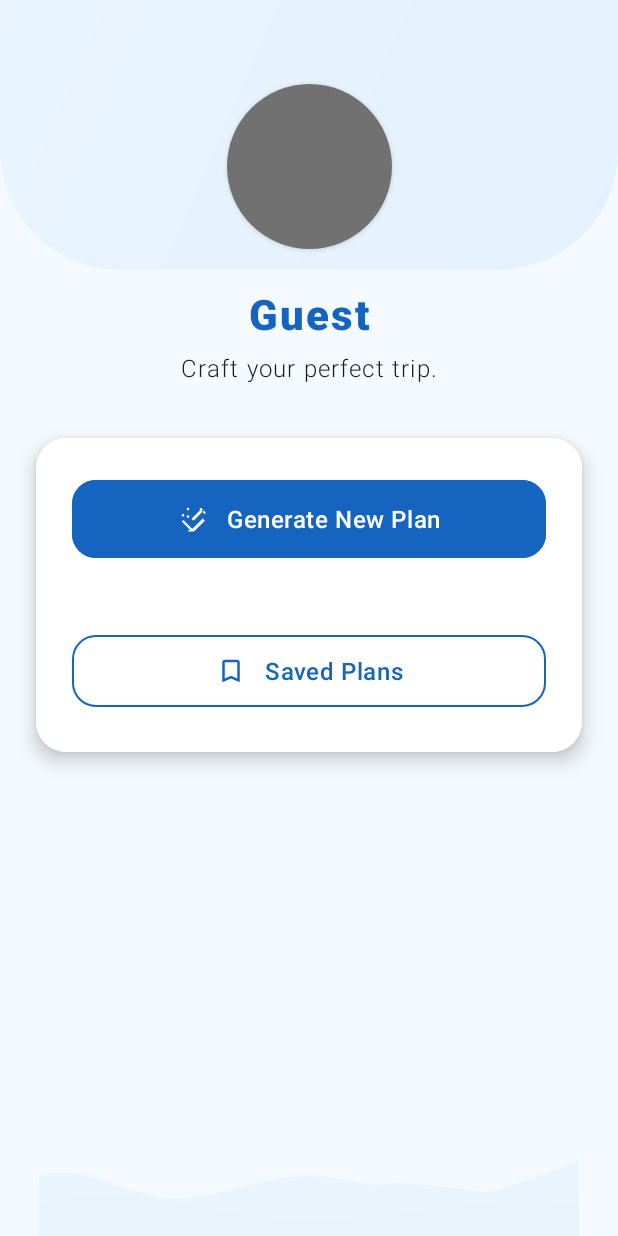
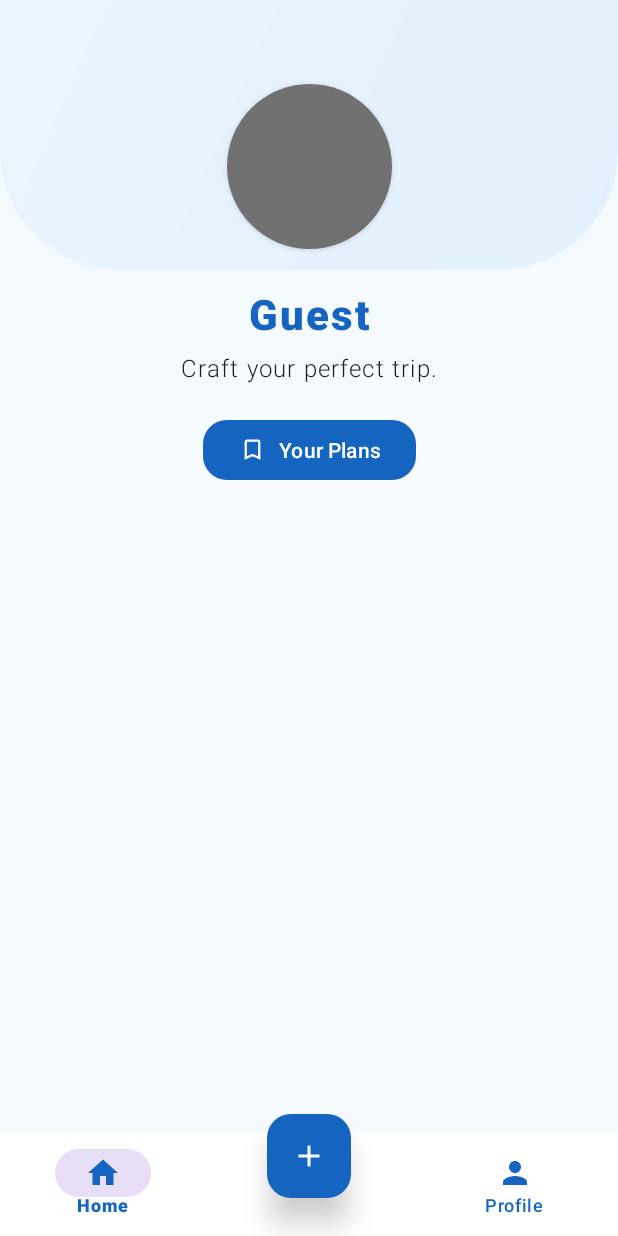
Before and after one commit to HenryHar0/TripCraft, an Android app: the screen it shows after launch once a user with an empty profile is signed in (MainActivity), on a phone screen of 412 x 824 dp. Run offline under Robolectric (Android 15) with nearby library versions, the phone set to English and light mode, and no system bars; our stand-ins replace CircleImageView, Firebase (no records; nobody signed in at launch, a user with empty details on screens opened directly).

Commit message:
changes to activity_main.xml and activity_city.xml

```diff
--- a/app/src/main/java/com/example/tripcraft000/MainActivity.java
+++ b/app/src/main/java/com/example/tripcraft000/MainActivity.java
@@ -3,20 +3,26 @@ package com.example.tripcraft000;
 import android.content.Intent;
 import android.content.SharedPreferences;
 import android.os.Bundle;
+import android.view.MenuItem;
 import android.view.View;
-import android.widget.Button;
 import android.widget.TextView;
+import android.app.ActivityOptions;
+import android.util.Pair;
 
+import androidx.annotation.NonNull;
 import androidx.appcompat.app.AppCompatActivity;
 
+import com.google.android.material.bottomnavigation.BottomNavigationView;
+import com.google.android.material.floatingactionbutton.FloatingActionButton;
 import com.google.firebase.auth.FirebaseAuth;
 import com.google.firebase.auth.FirebaseUser;
 
-public class MainActivity extends AppCompatActivity {
+public class MainActivity extends AppCompatActivity implements BottomNavigationView.OnNavigationItemSelectedListener {
 
-    private Button generateNewPlanButton;
-    private Button savedPlansButton;
+    private FloatingActionButton generateNewPlanButton;
     private TextView usernameText;
+    private TextView sloganText;
+    private BottomNavigationView bottomNavigationView;
 
     private FirebaseAuth mAuth;
 
@@ -27,27 +33,55 @@ public class MainActivity extends AppCompatActivity {
 
         mAuth = FirebaseAuth.getInstance();
 
+        // Initialize views
         usernameText = findViewById(R.id.usernameText);
+        sloganText = findViewById(R.id.sloganText);
         generateNewPlanButton = findViewById(R.id.generateNewPlanButton);
-        savedPlansButton = findViewById(R.id.savedPlansButton);
+        View yourPlansButton = findViewById(R.id.yourPlansButton);
+        bottomNavigationView = findViewById(R.id.bottomNavigation);
 
+        // Set username from Firebase or SharedPreferences
         setUsername();
 
-        View profileButton = findViewById(R.id.profileButton);
-        profileButton.setOnClickListener(v -> {
-            Intent intent = new Intent(MainActivity.this, ProfileActivity.class);
-            startActivity(intent);
+        // Setup bottom navigation
+        bottomNavigationView.setOnNavigationItemSelectedListener(this);
+
+        // Hide center item to make room for FAB
+        bottomNavigationView.getMenu().findItem(R.id.navigation_placeholder).setEnabled(false);
+
+        // Setup click listeners
+        generateNewPlanButton.setOnClickListener(v -> {
+            Intent intent = new Intent(MainActivity.this, CityActivity.class);
+
+            // Create the zoom animation using ActivityOptions
+            ActivityOptions options = ActivityOptions.makeSceneTransitionAnimation(
+                    MainActivity.this,
+                    Pair.create(generateNewPlanButton, "transitionButton")
+            );
+
+            startActivityForResult(intent, 1, options.toBundle());
         });
 
-        generateNewPlanButton.setOnClickListener(v -> {
-            Intent intent = new Intent(MainActivity.this, CityActivity.class);
-            startActivityForResult(intent, 1);
-        });
-
-        savedPlansButton.setOnClickListener(v -> {
+        yourPlansButton.setOnClickListener(v -> {
             Intent intent = new Intent(MainActivity.this, SavedPlansActivity.class);
             startActivity(intent);
         });
+    }
+
+    @Override
+    public boolean onNavigationItemSelected(@NonNull MenuItem item) {
+        int id = item.getItemId();
+
+        if (id == R.id.navigation_home) {
+            // Already on home, do nothing or refresh
+            return true;
+        } else if (id == R.id.profileButton) {
+            Intent intent = new Intent(MainActivity.this, ProfileActivity.class);
+            startActivity(intent);
+            return true;
+        }
+
+        return false;
     }
 
     @Override
@@ -101,19 +135,4 @@ public class MainActivity extends AppCompatActivity {
             usernameText.setText("Guest");
         }
     }
-
-    // Helper method to handle username with current data
-    private void handleUsernameWithCurrentData(FirebaseUser user) {
-        String username = user.getDisplayName();
-        if (username != null && !username.isEmpty()) {
-            usernameText.setText(username);
-        } else {
-            String email = user.getEmail();
-            if (email != null && !email.isEmpty()) {
-                usernameText.setText(email.split("@")[0]);
-            } else {
-                usernameText.setText("Guest");
-            }
-        }
-    }
 }
--- /dev/null
+++ b/app/src/main/res/drawable/ic_home.xml
@@ -0,0 +1,9 @@
+<vector xmlns:android="http://schemas.android.com/apk/res/android"
+    android:width="24dp"
+    android:height="24dp"
+    android:viewportWidth="24"
+    android:viewportHeight="24">
+    <path
+        android:fillColor="#FF000000"
+        android:pathData="M10,20v-6h4v6h5v-8h3L12,3 2,12h3v8z" />
+</vector>
--- /dev/null
+++ b/app/src/main/res/drawable/ic_plus.xml
@@ -0,0 +1,9 @@
+<vector xmlns:android="http://schemas.android.com/apk/res/android"
+    android:width="24dp"
+    android:height="24dp"
+    android:viewportWidth="24"
+    android:viewportHeight="24">
+    <path
+        android:fillColor="#FF000000"
+        android:pathData="M19,13h-6v6h-2v-6H5v-2h6V5h2v6h6v2z"/>
+</vector>
--- /dev/null
+++ b/app/src/main/res/drawable/ic_profile.xml
@@ -0,0 +1,14 @@
+<vector xmlns:android="http://schemas.android.com/apk/res/android"
+    android:width="24dp"
+    android:height="24dp"
+    android:viewportWidth="24"
+    android:viewportHeight="24">
+    <!-- Head -->
+    <path
+        android:fillColor="#FF000000"
+        android:pathData="M12,12c2.21,0 4-1.79 4-4s-1.79-4-4-4-4,1.79-4,4 1.79,4 4,4z" />
+    <!-- Body -->
+    <path
+        android:fillColor="#FF000000"
+        android:pathData="M12,14c-2.67,0-8,1.34-8,4v2h16v-2c0-2.66-5.33-4-8-4z" />
+</vector>
--- a/app/src/main/res/layout/activity_city.xml
+++ b/app/src/main/res/layout/activity_city.xml
@@ -3,6 +3,7 @@
     xmlns:app="http://schemas.android.com/apk/res-auto"
     android:layout_width="match_parent"
     android:layout_height="match_parent"
+    android:transitionName="transitionButton"
     android:background="@color/background">
 
     <View
--- a/app/src/main/res/layout/activity_main.xml
+++ b/app/src/main/res/layout/activity_main.xml
@@ -29,7 +29,7 @@
         app:layout_constraintEnd_toEndOf="parent">
 
         <ImageView
-            android:id="@+id/profileButton"
+            android:id="@+id/profileImage"
             android:layout_width="match_parent"
             android:layout_height="match_parent"
             android:src="@drawable/profile_picture"
@@ -66,86 +66,53 @@
         android:fontFamily="sans-serif-light"
         android:letterSpacing="0.05" />
 
-    <androidx.cardview.widget.CardView
-        android:id="@+id/buttonsCard"
-        android:layout_width="0dp"
+    <com.google.android.material.button.MaterialButton
+        android:id="@+id/yourPlansButton"
+        android:layout_width="wrap_content"
         android:layout_height="wrap_content"
-        android:layout_marginTop="36dp"
-        android:layout_marginStart="24dp"
-        android:layout_marginEnd="24dp"
-        app:cardCornerRadius="20dp"
-        app:cardElevation="8dp"
+        android:layout_marginTop="20dp"
+        android:text="Your Plans"
+        android:textAllCaps="false"
+        android:textColor="@android:color/white"
+        app:backgroundTint="@color/primary"
+        app:cornerRadius="16dp"
+        app:icon="@drawable/ic_bookmark"
+        app:iconPadding="8dp"
+        app:iconGravity="textStart"
+        app:layout_constraintTop_toBottomOf="@id/sloganText"
         app:layout_constraintStart_toStartOf="parent"
-        app:layout_constraintEnd_toEndOf="parent"
-        app:layout_constraintTop_toBottomOf="@id/sloganText">
-
-        <LinearLayout
-            android:layout_width="match_parent"
-            android:layout_height="wrap_content"
-            android:orientation="vertical"
-            android:padding="24dp"
-            android:background="@color/surface">
-
-            <com.google.android.material.button.MaterialButton
-                android:id="@+id/generateNewPlanButton"
-                android:layout_width="match_parent"
-                android:layout_height="60dp"
-                android:text="Generate New Plan"
-                android:textSize="16sp"
-                android:textAllCaps="false"
-                app:cornerRadius="16dp"
-                android:backgroundTint="@color/primary"
-                app:rippleColor="@color/ripple_light"
-                app:icon="@drawable/ic_magic_wand"
-                app:iconGravity="textStart"
-                app:iconSize="20dp"
-                app:iconPadding="12dp"
-                app:iconTint="@android:color/white"
-                android:textColor="@android:color/white"
-                android:fontFamily="sans-serif-medium"
-                android:letterSpacing="0.025" />
-
-            <View
-                android:layout_width="match_parent"
-                android:layout_height="1dp"
-                android:background="@color/elevation_low"
-                android:layout_marginTop="20dp"
-                android:layout_marginBottom="20dp" />
-
-            <com.google.android.material.button.MaterialButton
-                android:id="@+id/savedPlansButton"
-                android:layout_width="match_parent"
-                android:layout_height="60dp"
-                android:text="Saved Plans"
-                android:textSize="16sp"
-                android:textAllCaps="false"
-                app:cornerRadius="16dp"
-                style="@style/Widget.MaterialComponents.Button.OutlinedButton"
-                android:textColor="@color/primary"
-                app:strokeColor="@color/primary"
-                app:strokeWidth="1.5dp"
-                app:rippleColor="@color/ripple_light"
-                app:icon="@drawable/ic_bookmark"
-                app:iconGravity="textStart"
-                app:iconSize="20dp"
-                app:iconPadding="12dp"
-                app:iconTint="@color/primary"
-                android:fontFamily="sans-serif-medium"
-                android:letterSpacing="0.025" />
-        </LinearLayout>
-    </androidx.cardview.widget.CardView>
+        app:layout_constraintEnd_toEndOf="parent" />
 
 
 
-    <ImageView
-        android:layout_width="wrap_content"
-        android:layout_height="120dp"
-        android:src="@drawable/bottom_waves"
-        android:scaleType="fitXY"
-        android:alpha="0.05"
+    <!-- Bottom Navigation Bar -->
+    <com.google.android.material.bottomnavigation.BottomNavigationView
+        android:id="@+id/bottomNavigation"
+        android:layout_width="match_parent"
+        android:layout_height="70dp"
+        android:background="@color/surface"
         app:layout_constraintBottom_toBottomOf="parent"
         app:layout_constraintStart_toStartOf="parent"
         app:layout_constraintEnd_toEndOf="parent"
-        android:contentDescription="Decorative waves" />
+        app:itemIconTint="@color/primary"
+        app:itemTextColor="@color/primary"
+        app:menu="@menu/bottom_navigation_menu"
+        android:elevation="8dp" />
+
+    <!-- Floating Action Button for Generate New Plan -->
+    <com.google.android.material.floatingactionbutton.FloatingActionButton
+        android:id="@+id/generateNewPlanButton"
+        android:layout_width="wrap_content"
+        android:layout_height="wrap_content"
+        android:layout_marginBottom="25dp"
+        android:src="@drawable/ic_plus"
+        app:layout_constraintBottom_toBottomOf="parent"
+        app:layout_constraintStart_toStartOf="parent"
+        app:layout_constraintEnd_toEndOf="parent"
+        app:fabSize="normal"
+        app:backgroundTint="@color/primary"
+        app:tint="@android:color/white"
+        app:elevation="12dp"
+        android:contentDescription="Generate New Plan" />
 
 </androidx.constraintlayout.widget.ConstraintLayout>
--- /dev/null
+++ b/app/src/main/res/menu/bottom_navigation_menu.xml
@@ -0,0 +1,17 @@
+<?xml version="1.0" encoding="utf-8"?>
+<menu xmlns:android="http://schemas.android.com/apk/res/android">
+    <item
+        android:id="@+id/navigation_home"
+        android:icon="@drawable/ic_home"
+        android:title="Home" />
+
+    <item
+        android:id="@+id/navigation_placeholder"
+        android:title=""
+        android:enabled="false" />
+
+    <item
+        android:id="@+id/profileButton"
+        android:icon="@drawable/ic_profile"
+        android:title="Profile" />
+</menu>
--- a/app/src/main/res/values/styles.xml
+++ b/app/src/main/res/values/styles.xml
@@ -34,6 +34,10 @@
         <!-- Component base styles -->
         <item name="materialButtonStyle">@style/Widget.App.Button</item>
         <item name="textInputStyle">@style/Widget.App.TextInputLayout</item>
+
+        <item name="android:windowContentTransitions">true</item>
+        <item name="android:windowAllowEnterTransitionOverlap">true</item>
+        <item name="android:windowAllowReturnTransitionOverlap">true</item>
     </style>
 
     <!-- Typography styles -->
```
Also changed, not shown: app/src/main/java/com/example/tripcraft000/ProfileActivity.java (+98 -46 lines), app/src/main/res/layout/activity_profile.xml (+42 -4 lines).
